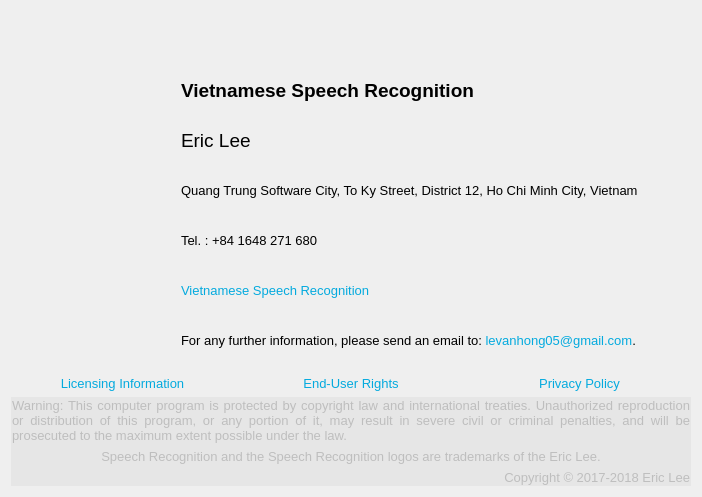
This is apps/speechrecognition/aboutscreen.ui in levanhong05/VietnameseSpeechRecognition as Qt 5 draws it before an edit. The edited form follows.
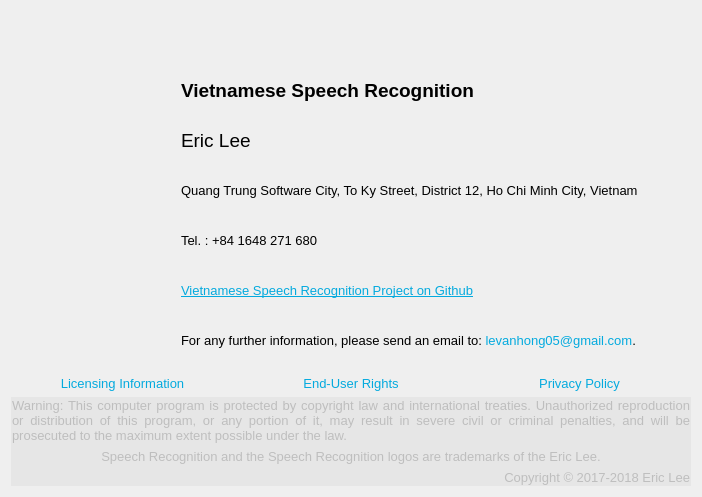
This is the edited form. Icons and pictures are not drawn.

Commit message: Update project environments

The edit to the form file:
```diff
--- a/apps/speechrecognition/aboutscreen.ui
+++ b/apps/speechrecognition/aboutscreen.ui
@@ -280,7 +280,7 @@
              </font>
             </property>
             <property name="text">
-             <string>&lt;html&gt;&lt;body&gt;&lt;a href=&quot;https://github.com/levanhong05/VietnameseSpeechRecognition&quot;&gt;&lt;span style=&quot; font-family:'Ubuntu'; text-decoration: none; color:#04aade;&quot;&gt;Vietnamese Speech Recognition&lt;/span&gt;&lt;/a&gt;&lt;/body&gt;&lt;/html&gt;</string>
+             <string>&lt;html&gt;&lt;head/&gt;&lt;body&gt;&lt;p&gt;&lt;a href=&quot;https://github.com/levanhong05/VietnameseSpeechRecognition&quot;&gt;&lt;span style=&quot; font-family:'Ubuntu'; text-decoration: underline; color:#04aade;&quot;&gt;Vietnamese Speech Recognition Project on Github&lt;/span&gt;&lt;/a&gt;&lt;/p&gt;&lt;/body&gt;&lt;/html&gt;</string>
             </property>
            </widget>
           </item>
```
The commit also changes 11 other files.
